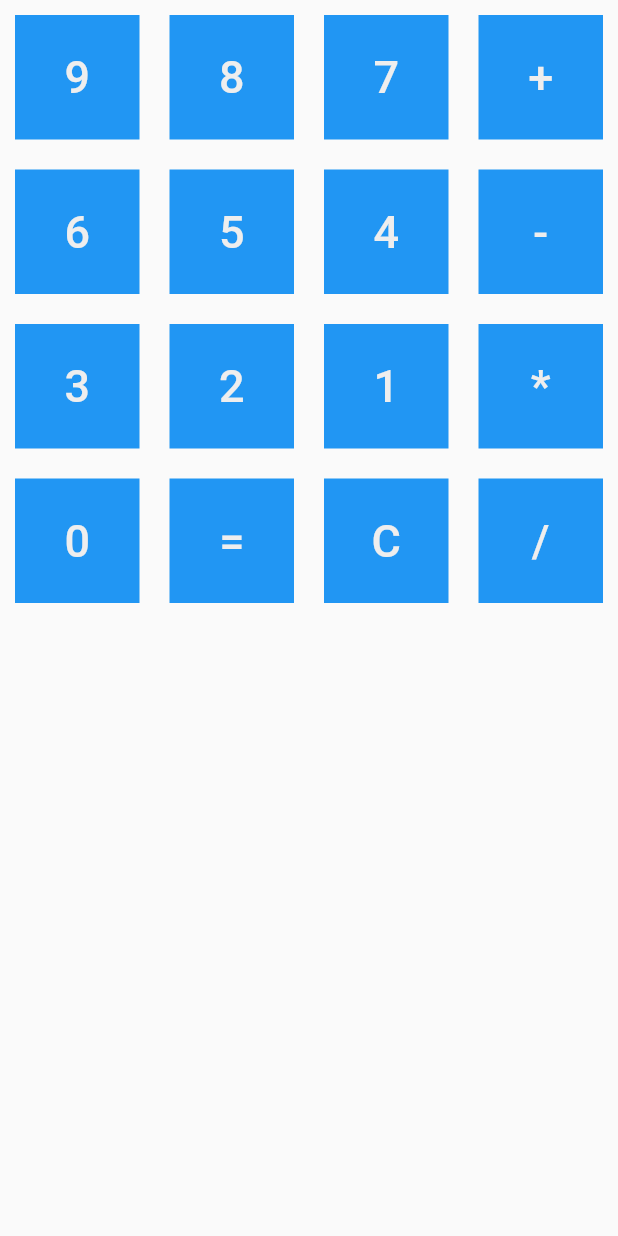
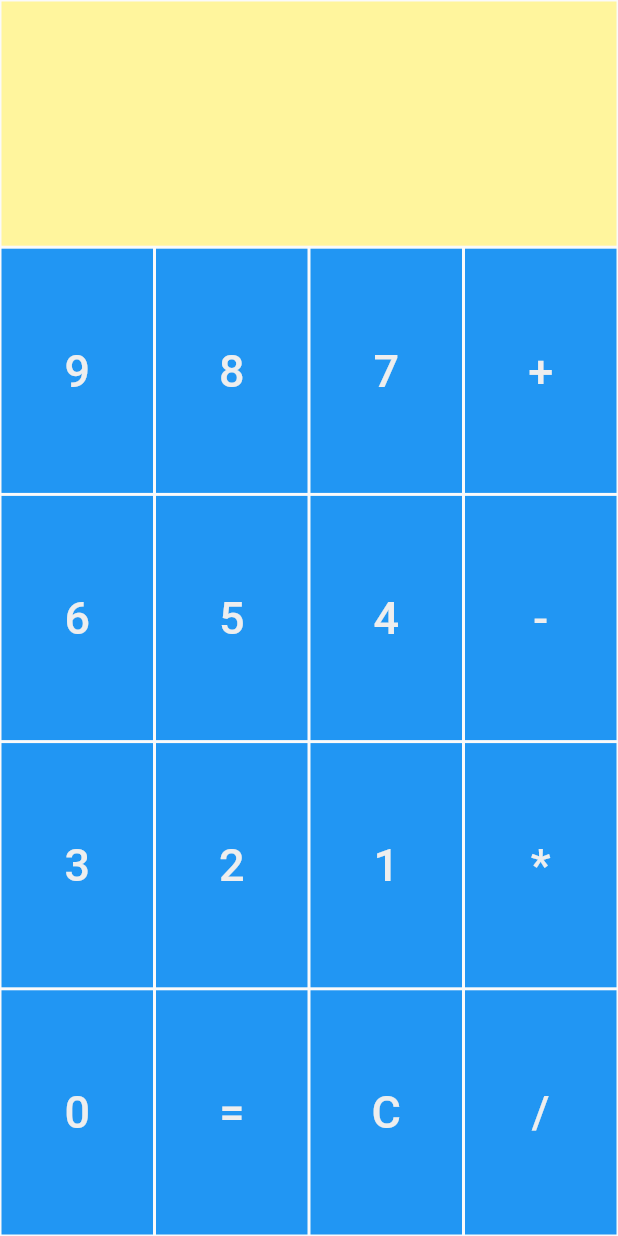
Before and after one commit to jeik0s/SimpleCalculator, a Flutter app: the screen it shows after launch, on a phone screen of 412 x 824 dp. Run offline on Flutter 3.47's test engine with Material 2 defaults, Android fonts, the phone set to English and light mode, and no system bars.

Commit message:
Switch back to column and rows

```diff
--- a/lib/main.dart
+++ b/lib/main.dart
@@ -6,10 +6,12 @@ void main() {
 
 class SimpleCalculator extends StatelessWidget {
   @override
-  Widget build(BuildContext context){
+  Widget build(BuildContext context) {
     return MaterialApp(
       title: 'Simple calculator',
-      home: CalculatorCanvas(appTitle: 'Simple calculator',),
+      home: CalculatorCanvas(
+        appTitle: 'Simple calculator',
+      ),
     );
   }
 }
@@ -22,132 +24,93 @@ class CalculatorCanvas extends StatefulWidget {
 }
 
 class _CalculatorCanvasState extends State<CalculatorCanvas> {
-  String _userInputValue1 = "";
-  String _userInputValue2 = "";
-  String _userMathOperation = "";
-  String _result = "0";
-
-  void showNumber(){
-    print('print me');
-  }
-
-  void _getUserInput(String userInput){
-    String currently = "";
-    if(userInput == "+") {
-      _userMathOperation = "+";
-      currently = "+";
-    }
-    else if(userInput == "-") {
-      _userMathOperation = "-";
-      currently = "-";
-      userInput = "";
-    }
-    else if(userInput == "*"){
-      _userMathOperation = "*";
-      currently = "*";
-      userInput = "";
-    }
-    else if(userInput == "/"){
-      _userMathOperation = "/";
-      currently = "/";
-      userInput = "";
-    }
-    else if(userInput == "=") {
-      if (_userMathOperation == "+") {
-        debugPrint("++++++");
-        currently = (int.parse(_userInputValue1) + int.parse(_userInputValue2)).toString();
-        _userMathOperation = "=";
-      }
-      else if (_userMathOperation == "-") {
-        debugPrint("-------");
-        debugPrint(_userInputValue1 + "-" + _userInputValue2);
-        currently = (int.parse(_userInputValue1) - int.parse(_userInputValue2)).toString();
-        debugPrint(currently);
-        _userMathOperation = "=";
-      }
-      else if (_userMathOperation == "*") {
-        currently = (int.parse(_userInputValue1) * int.parse(_userInputValue2)).toString();
-        _userMathOperation = "=";
-      }
-      else if (_userMathOperation == "/") {
-        currently = (int.parse(_userInputValue1) / int.parse(_userInputValue2)).toString();
-        _userMathOperation = "=";
-      }
-    }
-
-
-    if(_userMathOperation == "") {
-      _userInputValue1 = _userInputValue1 + userInput;
-      currently = _userInputValue1;
-    }
-    else if (_userMathOperation != "=") {
-      _userInputValue2 = _userInputValue2 + userInput;
-      debugPrint("2:" + _userInputValue2);
-      currently = _userInputValue2;
-    }
-
-    if(userInput == "C"){
-      _userInputValue1 = "";
-      _userInputValue2 = "";
-      _userMathOperation = "";
-      currently = "";
-    }
-
-    setState(() {
-      _result = currently;
-    });
-  }
+  Widget KeyButton({required String buttonName}) => Expanded(
+        child: Container(
+            alignment: Alignment.center,
+            margin: const EdgeInsets.all(1.0),
+            color: Colors.blue,
+            child: TextButton(
+              child: Text(
+                buttonName,
+                style: TextStyle(fontSize: 30, color: Colors.grey[200]),
+              ),
+              onPressed: () {
+                print("clicked $buttonName");
+              },
+            )),
+      );
 
   @override
   Widget build(BuildContext context) {
     return Scaffold(
       body: SafeArea(
-        child: GridView.count(
-          crossAxisCount: 4,
-          children: <Widget>[
-            KeyButton(buttonName: "9", callback: showNumber),
-            KeyButton(buttonName: "8", callback: showNumber),
-            KeyButton(buttonName: "7", callback: showNumber),
-            KeyButton(buttonName: "+", callback: showNumber),
-            KeyButton(buttonName: "6", callback: showNumber),
-            KeyButton(buttonName: "5", callback: showNumber),
-            KeyButton(buttonName: "4", callback: showNumber),
-            KeyButton(buttonName: "-", callback: showNumber),
-            KeyButton(buttonName: "3", callback: showNumber),
-            KeyButton(buttonName: "2", callback: showNumber),
-            KeyButton(buttonName: "1", callback: showNumber),
-            KeyButton(buttonName: "*", callback: showNumber),
-            KeyButton(buttonName: "0", callback: showNumber),
-            KeyButton(buttonName: "=", callback: showNumber),
-            KeyButton(buttonName: "C", callback: showNumber),
-            KeyButton(buttonName: "/", callback: showNumber),
-          ],
-        ),
-      ),
+          child: Column(
+        children: <Widget>[
+          Expanded(
+            flex: 1,
+            child: Padding(
+              padding: const EdgeInsets.all(1.0),
+              child: Container(
+                color: Colors.yellow[200],
+                height: 70.0,
+                width: double.infinity,
+              ),
+            ),
+          ),
+          Expanded(
+            flex: 4,
+            child: Column(
+              crossAxisAlignment: CrossAxisAlignment.stretch,
+              children: <Widget>[
+                Expanded(
+                  flex: 1,
+                  child: Row(
+                    children: [
+                      KeyButton(buttonName: "9"),
+                      KeyButton(buttonName: "8"),
+                      KeyButton(buttonName: "7"),
+                      KeyButton(buttonName: "+"),
+                    ],
+                  ),
+                ),
+                Expanded(
+                  flex: 1,
+                  child: Row(
+                    children: [
+                      KeyButton(buttonName: "6"),
+                      KeyButton(buttonName: "5"),
+                      KeyButton(buttonName: "4"),
+                      KeyButton(buttonName: "-"),
+                    ],
+                  ),
+                ),
+                Expanded(
+                  flex: 1,
+                  child: Row(
+                    children: [
+                      KeyButton(buttonName: "3"),
+                      KeyButton(buttonName: "2"),
+                      KeyButton(buttonName: "1"),
+                      KeyButton(buttonName: "*"),
+                    ],
+                  ),
+                ),
+                Expanded(
+                  flex: 1,
+                  child: Row(
+                    children: [
+                      KeyButton(buttonName: "0"),
+                      KeyButton(buttonName: "="),
+                      KeyButton(buttonName: "C"),
+                      KeyButton(buttonName: "/"),
+                    ],
+                  ),
+                ),
+              ],
+            ),
+          ),
+        ],
+      )),
     );
   }
 }
-
-class KeyButton extends StatelessWidget {
-  KeyButton({Key? key, required this.buttonName, required this.callback}) : super(key: key);
-  final String buttonName;
-  final VoidCallback callback;
-  // Read https://stackoverflow.com/questions/54493002/pass-method-as-parameter-to-a-widget
-  Widget build(BuildContext build) {
-    return Container(
-        alignment: Alignment.center,
-        margin: const EdgeInsets.all(10.0),
-        height: 60.0,
-        width: 40.0,
-        color: Colors.blue,
-        child: TextButton(
-          child: Text(
-            this.buttonName,
-            style: TextStyle(fontSize: 30, color: Colors.grey[200]),
-          ),
-//        onPressed: () => callback
-          onPressed: callback
-          ,)
-    );
-  }
-}
```
